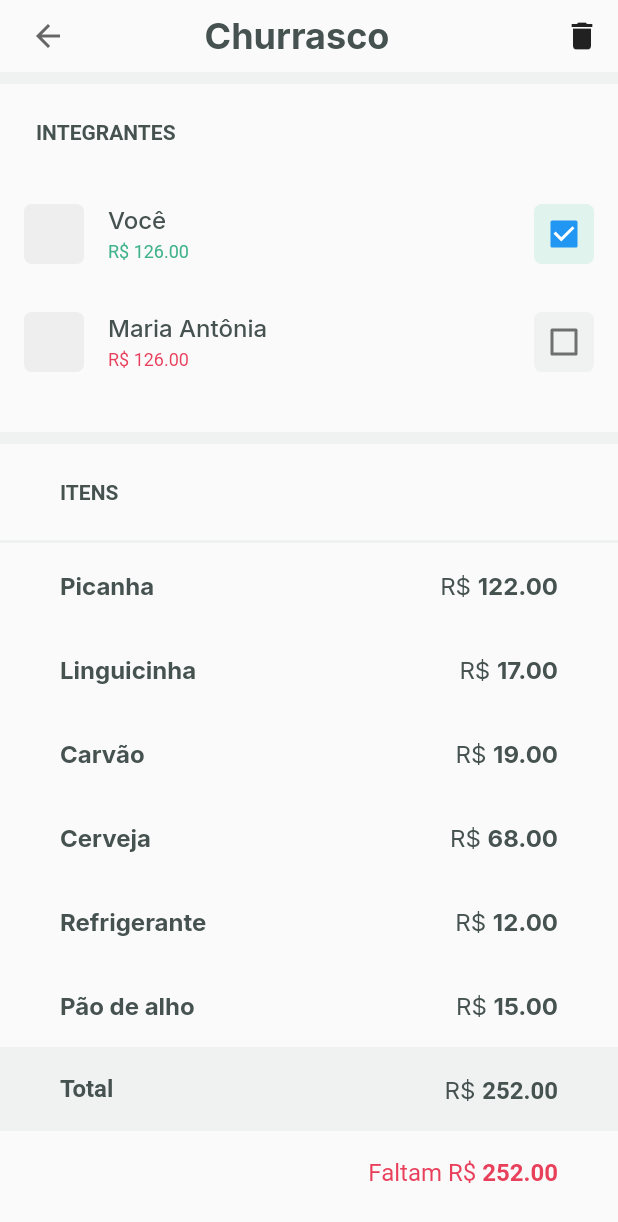
After one commit to markmesquita/ignite-split_it, a Flutter app: the EventDetailsPage screen opened by its route, on a phone screen of 412 x 824 dp. The commit adds this screen. Shown: the top 1222 px of the screen. Run offline on Flutter 3.47's test engine with Material 2 defaults, Android fonts, the phone set to English and light mode, and no system bars; our stand-ins replace firebase_core, google_fonts, google_sign_in, shimmer; accounts and stored records are empty.

Commit message:
feat: Event details page

```diff
--- a/lib/app_widget.dart
+++ b/lib/app_widget.dart
@@ -1,6 +1,7 @@
 import 'package:flutter/material.dart';
 import 'package:split_it/modules/create_split/create_split_page.dart';
 import 'package:split_it/modules/error/error_page.dart';
+import 'package:split_it/modules/event_details/event_details_page.dart';
 import 'package:split_it/modules/home/home_page.dart';
 import 'package:split_it/modules/login/login_page.dart';
 import 'package:split_it/modules/splash/splash_page.dart';
@@ -23,6 +24,7 @@ class _AppWidgetState extends State<AppWidget> {
         "/error": (context) => ErrorPage(),
         "/home": (context) => HomePage(),
         "/create_split": (context) => CreateSplitPage(),
+        "/event_details": (context) => EventDetailsPage(),
       },
     );
   }
--- a/lib/modules/create_split/steps/two/step_two_page.dart
+++ b/lib/modules/create_split/steps/two/step_two_page.dart
@@ -1,7 +1,7 @@
 import 'package:flutter/material.dart';
-import 'package:split_it/modules/create_split/widget/person_tile_widget.dart';
 import 'package:split_it/modules/create_split/widget/step_input_text_widget.dart';
 import 'package:split_it/modules/create_split/widget/step_title_widget.dart';
+import 'package:split_it/shared/widgets/person_tile_widget.dart';
 
 class StepTwoPage extends StatefulWidget {
   final void Function(String value) onChange;
--- a/lib/modules/create_split/widget/person_tile_widget.dart
+++ /dev/null
@@ -1,43 +0,0 @@
-import 'package:flutter/material.dart';
-import 'package:split_it/theme/app_theme.dart';
-
-class PersonTileWidget extends StatelessWidget {
-  final String name;
-  final bool isRemoved;
-  const PersonTileWidget({
-    Key? key,
-    required this.name,
-    this.isRemoved = false,
-  }) : super(key: key);
-
-  @override
-  Widget build(BuildContext context) {
-    return ListTile(
-      leading: Container(
-        height: 40,
-        width: 40,
-        decoration: BoxDecoration(
-            borderRadius: BorderRadius.circular(4),
-            color: Colors.grey.shade200),
-      ),
-      title: Text(
-        name,
-        style: isRemoved
-            ? AppTheme.textStyles.personNameAdded
-            : AppTheme.textStyles.personName,
-      ),
-      trailing: IconButton(
-        icon: isRemoved
-            ? Icon(
-                Icons.remove,
-                color: AppTheme.colors.cardIconRed,
-              )
-            : Icon(
-                Icons.add,
-                color: AppTheme.colors.cardIconGreen,
-              ),
-        onPressed: () {},
-      ),
-    );
-  }
-}
--- /dev/null
+++ b/lib/modules/event_details/event_details_page.dart
@@ -0,0 +1,101 @@
+import 'package:flutter/material.dart';
+import 'package:split_it/modules/event_details/models/item_model.dart';
+import 'package:split_it/modules/event_details/models/member_model.dart';
+import 'package:split_it/modules/event_details/widget/event_details_app_bar_widget.dart';
+import 'package:split_it/modules/event_details/widget/items_list_widget.dart';
+import 'package:split_it/modules/event_details/widget/members_list_widget.dart';
+import 'package:split_it/theme/app_theme.dart';
+
+class EventDetailsPage extends StatefulWidget {
+  const EventDetailsPage({Key? key}) : super(key: key);
+
+  @override
+  _EventDetailsPageState createState() => _EventDetailsPageState();
+}
+
+class _EventDetailsPageState extends State<EventDetailsPage> {
+  @override
+  Widget build(BuildContext context) {
+    return Scaffold(
+      appBar: EventDetailsAppBarWidget(() => Navigator.pop(context)),
+      body: SingleChildScrollView(
+        child: Column(
+          children: [
+            Container(
+              width: double.maxFinite,
+              height: 8,
+              decoration: BoxDecoration(
+                color: AppTheme.colors.backgroundEventDetails,
+              ),
+            ),
+            MembersListWidget(
+              members: [
+                MemberModel(name: "Você", value: 126.00, isChecked: true),
+                MemberModel(name: "Maria Antônia", value: -126.00)
+              ],
+            ),
+            Container(
+              width: double.maxFinite,
+              height: 8,
+              decoration: BoxDecoration(
+                color: AppTheme.colors.backgroundEventDetails,
+              ),
+            ),
+            ItemsListWidget(
+              itens: [
+                ItemModel(name: "Picanha", value: 122.00),
+                ItemModel(name: "Linguicinha", value: 17.00),
+                ItemModel(name: "Carvão", value: 19.00),
+                ItemModel(name: "Cerveja", value: 68.00),
+                ItemModel(name: "Refrigerante", value: 12.00),
+                ItemModel(name: "Pão de alho", value: 15.00),
+              ],
+            ),
+            Container(
+              width: double.maxFinite,
+              decoration: BoxDecoration(
+                color: AppTheme.colors.backgroundEventDetails,
+              ),
+              child: Padding(
+                padding: const EdgeInsets.symmetric(
+                  horizontal: 24,
+                ),
+                child: ListTile(
+                  title: Text(
+                    "Total",
+                    style: AppTheme.textStyles.totalEvent,
+                  ),
+                  trailing: Text.rich(
+                    TextSpan(
+                      text: "R\$ ",
+                      style: AppTheme.textStyles.itemEvent,
+                      children: [
+                        TextSpan(
+                            text: "${(252).toStringAsFixed(2)}",
+                            style: AppTheme.textStyles.totalEvent),
+                      ],
+                    ),
+                  ),
+                ),
+              ),
+            ),
+            Padding(
+              padding: const EdgeInsets.symmetric(horizontal: 24),
+              child: ListTile(
+                trailing: Text.rich(TextSpan(
+                    text: "Faltam R\$ ",
+                    style: AppTheme.textStyles.discountBottomValue,
+                    children: [
+                      TextSpan(
+                        text: "${(252).toStringAsFixed(2)}",
+                        style: AppTheme.textStyles.discountBoldBottomValue,
+                      )
+                    ])),
+              ),
+            )
+          ],
+        ),
+      ),
+    );
+  }
+}
--- /dev/null
+++ b/lib/modules/event_details/models/item_model.dart
@@ -0,0 +1,9 @@
+class ItemModel {
+  String name;
+  double value;
+
+  ItemModel({
+    required this.name,
+    required this.value,
+  });
+}
--- /dev/null
+++ b/lib/modules/event_details/models/member_model.dart
@@ -0,0 +1,14 @@
+import 'package:flutter/material.dart';
+
+class MemberModel {
+  Image? picture;
+  String name;
+  double value;
+  bool isChecked;
+  MemberModel({
+    this.picture,
+    required this.name,
+    required this.value,
+    this.isChecked = false,
+  });
+}
--- /dev/null
+++ b/lib/modules/event_details/widget/event_details_app_bar_widget.dart
@@ -0,0 +1,39 @@
+import 'package:flutter/material.dart';
+import 'package:split_it/theme/app_theme.dart';
+
+class EventDetailsAppBarWidget extends PreferredSize {
+  final VoidCallback onTap;
+  EventDetailsAppBarWidget(
+    this.onTap,
+  ) : super(
+          child: SafeArea(
+            child: Row(
+              mainAxisAlignment: MainAxisAlignment.spaceBetween,
+              children: [
+                Padding(
+                  padding: const EdgeInsets.only(left: 8.0),
+                  child: IconButton(
+                    onPressed: onTap,
+                    icon: Icon(
+                      Icons.arrow_back,
+                      color: AppTheme.colors.backButton,
+                    ),
+                  ),
+                ),
+                Padding(
+                  padding: const EdgeInsets.only(right: 24.0),
+                  child: Text(
+                    "Churrasco",
+                    style: AppTheme.textStyles.stepTitle,
+                  ),
+                ),
+                IconButton(
+                  icon: Icon(Icons.delete),
+                  onPressed: () {},
+                ),
+              ],
+            ),
+          ),
+          preferredSize: Size.fromHeight(60),
+        );
+}
--- /dev/null
+++ b/lib/modules/event_details/widget/items_list_widget.dart
@@ -0,0 +1,57 @@
+import 'package:flutter/material.dart';
+
+import 'package:split_it/modules/event_details/models/item_model.dart';
+import 'package:split_it/theme/app_theme.dart';
+
+class ItemsListWidget extends StatelessWidget {
+  final List<ItemModel> itens;
+  const ItemsListWidget({
+    Key? key,
+    required this.itens,
+  }) : super(key: key);
+
+  @override
+  Widget build(BuildContext context) {
+    return Column(
+      children: [
+        Padding(
+          padding: const EdgeInsets.all(24),
+          child: Row(
+            children: [
+              Padding(
+                padding: const EdgeInsets.symmetric(horizontal: 16),
+                child: Text(
+                  "ITENS",
+                  style: AppTheme.textStyles.categoryName,
+                ),
+              ),
+            ],
+          ),
+        ),
+        Container(
+          height: 2,
+          color: AppTheme.colors.backgroundEventDetails,
+        ),
+        ...itens.map((item) => Padding(
+              padding: const EdgeInsets.symmetric(horizontal: 24),
+              child: ListTile(
+                title: Text(
+                  item.name,
+                  style: AppTheme.textStyles.itemBoldEvent,
+                ),
+                trailing: Text.rich(
+                  TextSpan(
+                      text: "R\$ ",
+                      style: AppTheme.textStyles.itemEvent,
+                      children: [
+                        TextSpan(
+                            text: "${(item.value).toStringAsFixed(2)}",
+                            style: AppTheme.textStyles.itemBoldEvent)
+                      ]),
+                ),
+              ),
+            ))
+      ],
+    );
+  }
+}
--- /dev/null
+++ b/lib/modules/event_details/widget/members_list_widget.dart
@@ -0,0 +1,40 @@
+import 'package:flutter/material.dart';
+
+import 'package:split_it/modules/event_details/models/member_model.dart';
+import 'package:split_it/shared/widgets/person_tile_widget.dart';
+import 'package:split_it/theme/app_theme.dart';
+
+class MembersListWidget extends StatelessWidget {
+  final List<MemberModel> members;
+  const MembersListWidget({
+    Key? key,
+    required this.members,
+  }) : super(key: key);
+
+  @override
+  Widget build(BuildContext context) {
+    return Padding(
+      padding: const EdgeInsets.only(bottom: 24),
+      child: Column(
+        children: [
+          Padding(
+            padding: const EdgeInsets.all(24),
+            child: Row(
+              children: [
+                Text(
+                  "INTEGRANTES",
+                  style: AppTheme.textStyles.categoryName,
+                ),
+              ],
+            ),
+          ),
+          ...members.map((member) => PersonTileWidget(
+                name: member.name,
+                value: member.value,
+                isChecked: member.isChecked,
+              )),
+        ],
+      ),
+    );
+  }
+}
--- a/lib/modules/home/repositories/home_repository_mock.dart
+++ b/lib/modules/home/repositories/home_repository_mock.dart
@@ -46,6 +46,16 @@ class HomeRepositoryMock implements HomeRepository {
           value: -48),
       EventModel(
           people: 2, created: DateTime(2021, 4, 3), title: 'Almoço', value: 48),
+      EventModel(
+          people: 2, created: DateTime(2021, 4, 3), title: 'Almoço', value: 48),
+      EventModel(
+          people: 2, created: DateTime(2021, 4, 3), title: 'Almoço', value: 48),
+      EventModel(
+          people: 2, created: DateTime(2021, 4, 3), title: 'Almoço', value: 48),
+      EventModel(
+          people: 2, created: DateTime(2021, 4, 3), title: 'Almoço', value: 48),
+      EventModel(
+          people: 2, created: DateTime(2021, 4, 3), title: 'Almoço', value: 48),
     ];
   }
 }
--- a/lib/modules/home/widgets/event_tile_widget.dart
+++ b/lib/modules/home/widgets/event_tile_widget.dart
@@ -41,6 +41,9 @@ class EventTileWidget extends StatelessWidget {
               mainAxisSize: MainAxisSize.min,
               children: [
                 ListTile(
+                  onTap: () {
+                    Navigator.pushNamed(context, '/event_details');
+                  },
                   contentPadding: EdgeInsets.zero,
                   title: isLoading
                       ? LoadingWidget(size: Size(81, 19))
--- /dev/null
+++ b/lib/shared/widgets/person_tile_widget.dart
@@ -0,0 +1,76 @@
+import 'package:flutter/material.dart';
+
+import 'package:split_it/theme/app_theme.dart';
+
+class PersonTileWidget extends StatefulWidget {
+  final String name;
+  final bool isRemoved;
+  final double value;
+  final bool isChecked;
+  const PersonTileWidget({
+    Key? key,
+    required this.name,
+    this.isRemoved = false,
+    this.value = 0,
+    this.isChecked = false,
+  }) : super(key: key);
+
+  @override
+  _PersonTileWidgetState createState() => _PersonTileWidgetState();
+}
+
+class _PersonTileWidgetState extends State<PersonTileWidget> {
+  @override
+  Widget build(BuildContext context) {
+    return ListTile(
+      leading: Container(
+        height: 40,
+        width: 40,
+        decoration: BoxDecoration(
+            borderRadius: BorderRadius.circular(5),
+            color: Colors.grey.shade200),
+        child: Container(),
+      ),
+      title: Text(
+        widget.name,
+        style: widget.isRemoved
+            ? AppTheme.textStyles.personNameAdded
+            : AppTheme.textStyles.personName,
+      ),
+      subtitle: Text(
+        widget.value != 0
+            ? "R\$ ${(widget.value > 0 ? widget.value : widget.value * -1).toStringAsFixed(2)}"
+            : "",
+        style: widget.value > 0
+            ? AppTheme.textStyles.creditValue
+            : AppTheme.textStyles.discountValue,
+      ),
+      trailing: widget.value != 0
+          ? Container(
+              child: Checkbox(
+                value: widget.isChecked,
+                onChanged: (value) {},
+              ),
+              width: 40,
+              height: 40,
+              decoration: BoxDecoration(
+                  borderRadius: BorderRadius.circular(5),
+                  color: widget.isChecked
+                      ? AppTheme.colors.marginColorCheckboxActive
+                      : AppTheme.colors.marginColorCheckbox),
+            )
+          : IconButton(
+              icon: widget.isRemoved
+                  ? Icon(
+                      Icons.remove,
+                      color: AppTheme.colors.cardIconRed,
+                    )
+                  : Icon(
+                      Icons.add,
+                      color: AppTheme.colors.cardIconGreen,
+                    ),
+              onPressed: () {},
+            ),
+    );
+  }
+}
--- a/lib/theme/app_colors.dart
+++ b/lib/theme/app_colors.dart
@@ -28,6 +28,13 @@ abstract class AppColors {
   Color get inputBorder;
   Color get personName;
   Color get personNameAdded;
+  Color get backgroundEventDetails;
+  Color get categoryName;
+  Color get creditValue;
+  Color get discountValue;
+  Color get marginColorCheckboxActive;
+  Color get marginColorCheckbox;
+  Color get itemsEvent;
 }
 
 class AppColorsDefault implements AppColors {
@@ -111,4 +118,25 @@ class AppColorsDefault implements AppColors {
 
   @override
   Color get personNameAdded => Color(0xFF666666);
+
+  @override
+  Color get backgroundEventDetails => Color(0xFFF0F1F1);
+
+  @override
+  Color get categoryName => Color(0xFF455250);
+
+  @override
+  Color get creditValue => Color(0xFF40B28C);
+
+  @override
+  Color get discountValue => Color(0xFFE83F5B);
+
+  @override
+  Color get marginColorCheckbox => Color(0xFFF0F1F1);
+
+  @override
+  Color get marginColorCheckboxActive => Color(0xFFE0F3ED);
+
+  @override
+  Color get itemsEvent => Color(0xFF455250);
 }
--- a/lib/theme/app_text_styles.dart
+++ b/lib/theme/app_text_styles.dart
@@ -24,6 +24,14 @@ abstract class AppTextStyles {
   TextStyle get textField;
   TextStyle get personName;
   TextStyle get personNameAdded;
+  TextStyle get categoryName;
+  TextStyle get creditValue;
+  TextStyle get discountValue;
+  TextStyle get itemEvent;
+  TextStyle get itemBoldEvent;
+  TextStyle get totalEvent;
+  TextStyle get discountBottomValue;
+  TextStyle get discountBoldBottomValue;
 }
 
 class AppTextStyleDefault implements AppTextStyles {
@@ -165,4 +173,60 @@ class AppTextStyleDefault implements AppTextStyles {
         fontWeight: FontWeight.bold,
         color: AppTheme.colors.personNameAdded,
       );
+
+  @override
+  TextStyle get categoryName => GoogleFonts.roboto(
+        fontSize: 14,
+        fontWeight: FontWeight.w700,
+        color: AppTheme.colors.categoryName,
+      );
+
+  @override
+  TextStyle get creditValue => GoogleFonts.roboto(
+        fontSize: 12,
+        fontWeight: FontWeight.w400,
+        color: AppTheme.colors.creditValue,
+      );
+
+  @override
+  TextStyle get discountValue => GoogleFonts.roboto(
+        fontSize: 12,
+        fontWeight: FontWeight.w400,
+        color: AppTheme.colors.discountValue,
+      );
+
+  @override
+  TextStyle get itemBoldEvent => GoogleFonts.inter(
+        fontSize: 16,
+        fontWeight: FontWeight.w700,
+        color: AppTheme.colors.itemsEvent,
+      );
+
+  @override
+  TextStyle get itemEvent => GoogleFonts.inter(
+        fontSize: 16,
+        fontWeight: FontWeight.w400,
+        color: AppTheme.colors.itemsEvent,
+      );
+
+  @override
+  TextStyle get totalEvent => GoogleFonts.roboto(
+        fontSize: 16,
+        fontWeight: FontWeight.w700,
+        color: AppTheme.colors.itemsEvent,
+      );
+
+  @override
+  TextStyle get discountBottomValue => GoogleFonts.roboto(
+        fontSize: 16,
+        fontWeight: FontWeight.w400,
+        color: AppTheme.colors.discountValue,
+      );
+
+  @override
+  TextStyle get discountBoldBottomValue => GoogleFonts.roboto(
+        fontSize: 16,
+        fontWeight: FontWeight.w700,
+        color: AppTheme.colors.discountValue,
+      );
 }
```
